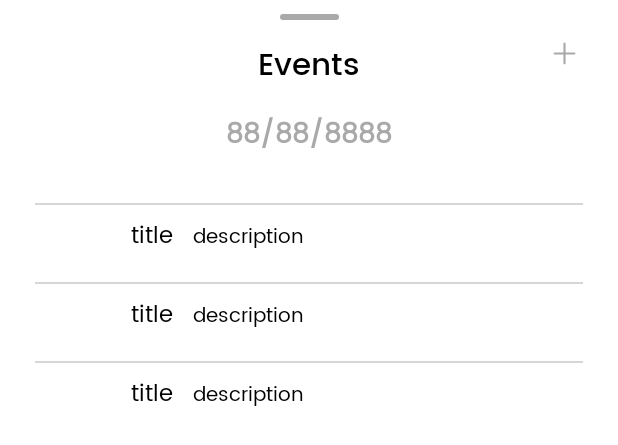
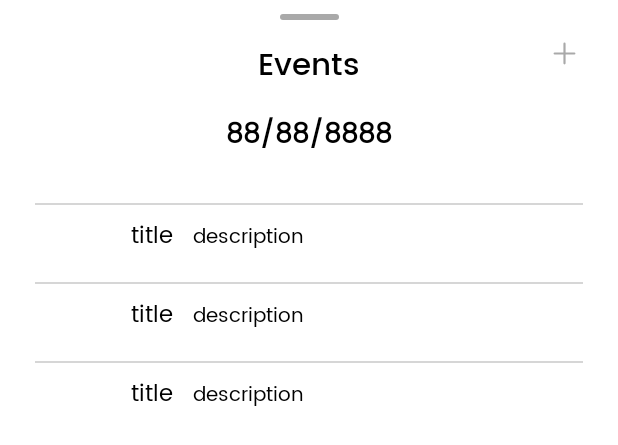
Before and after one commit to visakhc/RemindMe, an Android app: the layout bottom_sheet_layout.xml on its own in the app's theme, with its tools: preview values and no code run, on a phone screen of 412 x 824 dp. Shown: the top 445 px of the screen. Run offline under Robolectric (Android 15) with nearby library versions, the phone set to English and light mode, and no system bars.

Commit message:
added auto date selection in add event from event bottomsheet.

```diff
--- a/app/src/main/res/layout/bottom_sheet_layout.xml
+++ b/app/src/main/res/layout/bottom_sheet_layout.xml
@@ -34,7 +34,7 @@
         android:layout_marginTop="@dimen/_10sdp"
         android:gravity="center"
         android:text="88/88/8888"
-        android:textColor="@color/dark_gray"
+        android:textColor="@color/black"
         android:textStyle="bold"
         app:layout_constraintEnd_toEndOf="parent"
         app:layout_constraintStart_toStartOf="parent"
```
Also changed, not shown: app/src/main/java/com/app/remindme/ui/activities/AddEventsActivity.kt (+16 -9 lines), app/src/main/java/com/app/remindme/ui/bottomsheets/EventsBottomSheet.kt (+5 -2 lines).
